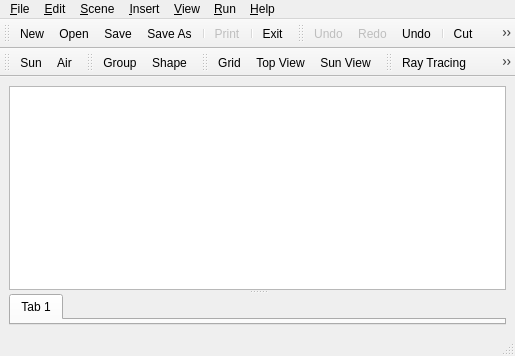
Old version of the form source/application/main/MainWindow.ui in the repository CST-Modelling-Tools/TonatiuhPP.
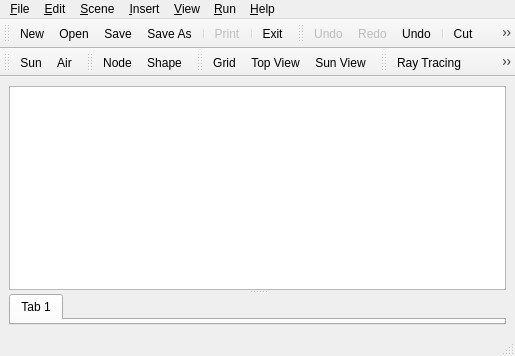
New version of the form. Icons and pictures are not drawn. Custom widgets are drawn as their Qt base class.

The edit to the form file:
```diff
--- a/source/application/main/MainWindow.ui
+++ b/source/application/main/MainWindow.ui
@@ -471,7 +471,7 @@
      <normaloff>:/images/scene/nodeGroup.png</normaloff>:/images/scene/nodeGroup.png</iconset>
    </property>
    <property name="text">
-    <string>Group</string>
+    <string>Node</string>
    </property>
   </action>
   <action name="actionSurfaceNode">
```
